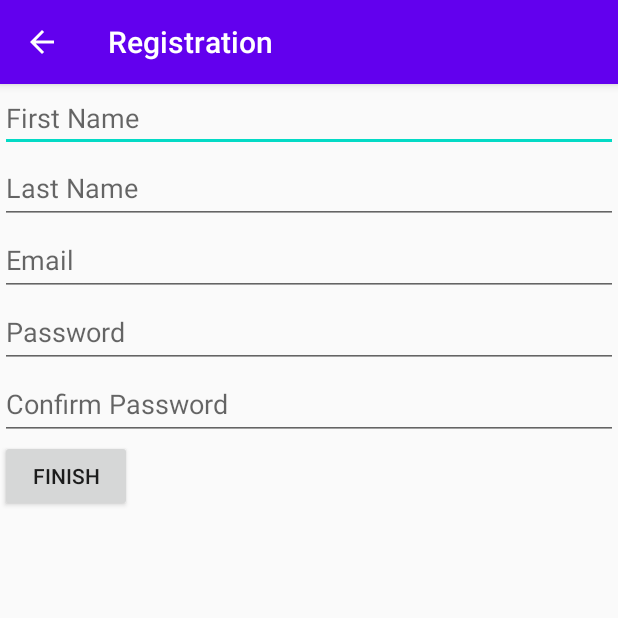
After one commit to jprost98/MyApp, an Android app: the RegistrationActivity screen opened directly, with no data from a screen before it, on a phone screen of 412 x 824 dp, the top half of it. The commit adds this screen. Run offline under Robolectric (Android 15) with nearby library versions, the phone set to English and light mode, and no system bars; our stand-ins replace Firebase (no records; nobody signed in at launch, a user with empty details on screens opened directly).

Commit message:
Registration page added and working

```diff
--- a/app/src/main/java/com/example/myapp/MainActivity.java
+++ b/app/src/main/java/com/example/myapp/MainActivity.java
@@ -6,7 +6,7 @@ import android.os.Bundle;
 import android.view.MenuItem;
 import android.view.View;
 import android.view.Menu;
-import android.widget.Toast;
+import android.widget.TextView;
 
 import com.google.android.material.snackbar.Snackbar;
 import com.google.android.material.navigation.NavigationView;
@@ -56,6 +56,9 @@ public class MainActivity extends AppCompatActivity {
         NavController navController = Navigation.findNavController(this, R.id.nav_host_fragment_content_main);
         NavigationUI.setupActionBarWithNavController(this, navController, mAppBarConfiguration);
         NavigationUI.setupWithNavController(navigationView, navController);
+        View headerView = navigationView.getHeaderView(0);
+        TextView navUsername = headerView.findViewById(R.id.nav_header_username);
+        navUsername.setText(mUser.getDisplayName());
     }
 
     private void initFirebase() {
--- /dev/null
+++ b/app/src/main/java/com/example/myapp/RegistrationActivity.java
@@ -0,0 +1,139 @@
+package com.example.myapp;
+
+import androidx.annotation.NonNull;
+import androidx.appcompat.app.ActionBar;
+import androidx.appcompat.app.AppCompatActivity;
+
+import android.content.Intent;
+import android.os.Bundle;
+import android.telephony.PhoneNumberUtils;
+import android.util.Log;
+import android.view.MenuItem;
+import android.widget.Button;
+import android.widget.EditText;
+import android.widget.Toast;
+
+import com.google.android.gms.tasks.OnCompleteListener;
+import com.google.android.gms.tasks.Task;
+import com.google.firebase.auth.AuthResult;
+import com.google.firebase.auth.FirebaseAuth;
+import com.google.firebase.auth.FirebaseUser;
+import com.google.firebase.auth.UserProfileChangeRequest;
+
+public class RegistrationActivity extends AppCompatActivity {
+
+    private FirebaseAuth mAuth;
+    private FirebaseUser mUser;
+    private final UserInfo user = new UserInfo();
+    private EditText firstNameInput, lastNameInput, emailInput, passwordInput, confirmPasswordInput;
+
+    @Override
+    protected void onCreate(Bundle savedInstanceState) {
+        super.onCreate(savedInstanceState);
+        setContentView(R.layout.activity_registration);
+
+        ActionBar actionBar = getSupportActionBar();
+        if (actionBar != null) {
+            actionBar.setDisplayHomeAsUpEnabled(true);
+        }
+
+        initFirebase();
+        initInputs();
+
+        Button finish_registration = findViewById(R.id.complete_register_btn);
+        finish_registration.setOnClickListener(v -> {
+            registerUser();
+        });
+    }
+
+    @Override
+    public boolean onOptionsItemSelected(@NonNull MenuItem item) {
+        switch (item.getItemId()) {
+            case android.R.id.home:
+                this.finish();
+                return true;
+        }
+        return super.onOptionsItemSelected(item);
+    }
+
+    //Initializes Firebase Authentication
+    private void initFirebase() {
+        mAuth = FirebaseAuth.getInstance();
+        mUser = mAuth.getCurrentUser();
+    }
+
+    private void initInputs() {
+        firstNameInput = findViewById(R.id.register_first_name);
+        lastNameInput = findViewById(R.id.register_last_name);
+        emailInput = findViewById(R.id.register_email);
+        passwordInput = findViewById(R.id.register_password);
+        confirmPasswordInput = findViewById(R.id.register_confirm_password);
+    }
+
+    private void registerUser() {
+        String password, confirmPassword;
+        Integer errors = 0;
+        password = passwordInput.getText().toString().trim();
+        confirmPassword = confirmPasswordInput.getText().toString().trim();
+
+        if (firstNameInput.getText().toString().equals("")) {
+            firstNameInput.setError("Enter your first name");
+            errors++;
+        }
+        if (lastNameInput.getText().toString().equals("")) {
+            lastNameInput.setError("Enter your last name");
+            errors++;
+        }
+        if (emailInput.getText().toString().equals("")) {
+            emailInput.setError("Enter a valid email address");
+            errors++;
+        }
+        if (passwordInput.getText().toString().equals("")) {
+            passwordInput.setError("Enter a password");
+            errors++;
+        }
+        if (confirmPasswordInput.getText().toString().equals("")) {
+            confirmPasswordInput.setError("Retype your password");
+            errors++;
+        }
+        if (!password.equals(confirmPassword)) {
+            passwordInput.setText("");
+            confirmPasswordInput.setText("");
+            confirmPasswordInput.setError("Passwords do not match");
+            errors++;
+        }
+        if (errors == 0) {
+            user.setFirstName(firstNameInput.getText().toString().trim());
+            user.setLastName(lastNameInput.getText().toString().trim());
+            user.setEmail(emailInput.getText().toString().trim());
+            user.setPassword(passwordInput.getText().toString().trim());
+
+            mAuth.createUserWithEmailAndPassword(user.getEmail(), user.getPassword())
+                    .addOnCompleteListener(this, new OnCompleteListener<AuthResult>() {
+                        @Override
+                        public void onComplete(@NonNull Task<AuthResult> task) {
+                            if (task.isSuccessful()) {
+                                UserProfileChangeRequest profileUpdates = new UserProfileChangeRequest.Builder()
+                                        .setDisplayName(user.getFirstName() + " " + user.getLastName())
+                                        .build();
+
+                                mAuth.getCurrentUser().updateProfile(profileUpdates)
+                                        .addOnCompleteListener(new OnCompleteListener<Void>() {
+                                            @Override
+                                            public void onComplete(@NonNull Task<Void> task) {
+                                                if (task.isSuccessful()) {
+                                                    Log.d("Update Profile", "User profile updated.");
+                                                }
+                                            }
+                                        });
+                                Toast.makeText(RegistrationActivity.this, "Registration successful", Toast.LENGTH_SHORT).show();
+                                startActivity(new Intent(RegistrationActivity.this, MainActivity.class));
+                                finish();
+                            } else {
+                                Toast.makeText(RegistrationActivity.this, "Registration failed", Toast.LENGTH_SHORT).show();
+                            }
+                        }
+                    });
+        }
+    }
+}
--- /dev/null
+++ b/app/src/main/res/layout/activity_registration.xml
@@ -0,0 +1,59 @@
+<?xml version="1.0" encoding="utf-8"?>
+<LinearLayout xmlns:android="http://schemas.android.com/apk/res/android"
+    xmlns:app="http://schemas.android.com/apk/res-auto"
+    xmlns:tools="http://schemas.android.com/tools"
+    android:layout_width="match_parent"
+    android:layout_height="match_parent"
+    android:orientation="vertical"
+    tools:context=".RegistrationActivity">
+
+    <EditText
+        android:id="@+id/register_first_name"
+        android:layout_width="match_parent"
+        android:layout_height="wrap_content"
+        android:ems="10"
+        android:hint="First Name"
+        android:inputType="textPersonName" />
+
+    <EditText
+        android:id="@+id/register_last_name"
+        android:layout_width="match_parent"
+        android:layout_height="wrap_content"
+        android:ems="10"
+        android:hint="Last Name"
+        android:inputType="textPersonName"
+        android:minHeight="48dp" />
+
+    <EditText
+        android:id="@+id/register_email"
+        android:layout_width="match_parent"
+        android:layout_height="wrap_content"
+        android:ems="10"
+        android:hint="Email"
+        android:inputType="textEmailAddress"
+        android:minHeight="48dp" />
+
+    <EditText
+        android:id="@+id/register_password"
+        android:layout_width="match_parent"
+        android:layout_height="wrap_content"
+        android:ems="10"
+        android:hint="Password"
+        android:inputType="textPassword"
+        android:minHeight="48dp" />
+
+    <EditText
+        android:id="@+id/register_confirm_password"
+        android:layout_width="match_parent"
+        android:layout_height="wrap_content"
+        android:ems="10"
+        android:hint="Confirm Password"
+        android:inputType="textPassword"
+        android:minHeight="48dp" />
+
+    <Button
+        android:id="@+id/complete_register_btn"
+        android:layout_width="wrap_content"
+        android:layout_height="wrap_content"
+        android:text="Finish" />
+</LinearLayout>
--- a/app/src/main/res/layout/nav_header_main.xml
+++ b/app/src/main/res/layout/nav_header_main.xml
@@ -28,8 +28,7 @@
         android:textAppearance="@style/TextAppearance.AppCompat.Body1" />
 
     <TextView
-        android:id="@+id/textView"
+        android:id="@+id/nav_header_username"
         android:layout_width="wrap_content"
-        android:layout_height="wrap_content"
-        android:text="@string/nav_header_subtitle" />
+        android:layout_height="wrap_content" />
 </LinearLayout>
```
Also changed, not shown: app/src/main/AndroidManifest.xml (+8 -3 lines), app/src/main/java/com/example/myapp/LoginActivity.java (+13 -0 lines), app/src/main/java/com/example/myapp/UserInfo.java (added, +62 -0 lines), app/src/main/res/layout/activity_login.xml (+19 -4 lines).
